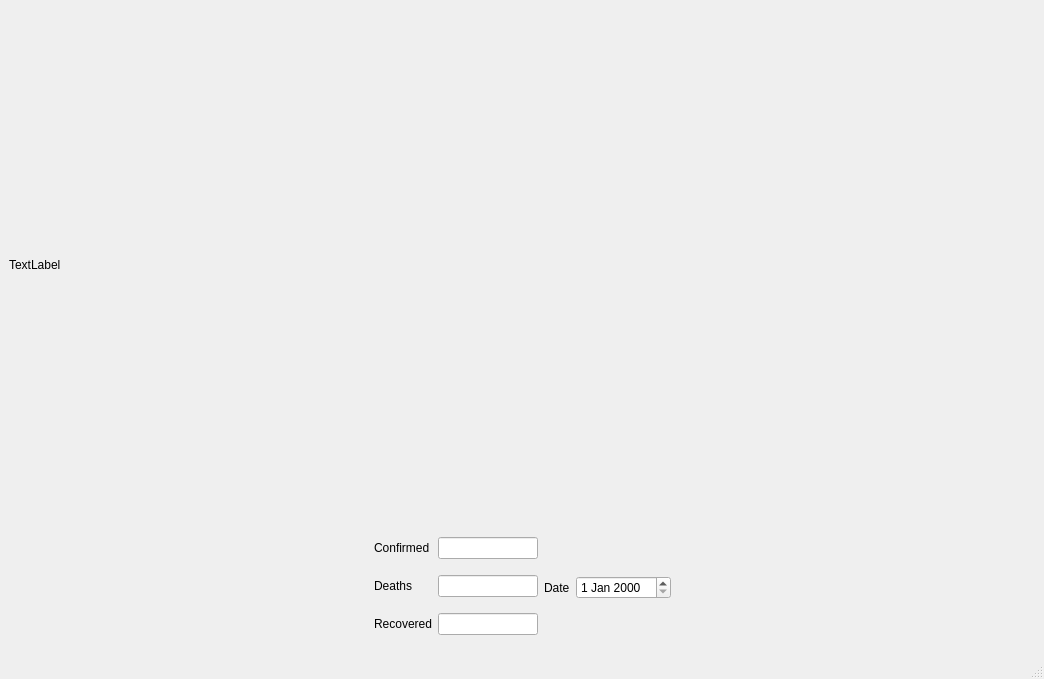
First picture: the form in MainWindow.ui, repository jasonjin34/Covid-worldmap-app, before the edit.
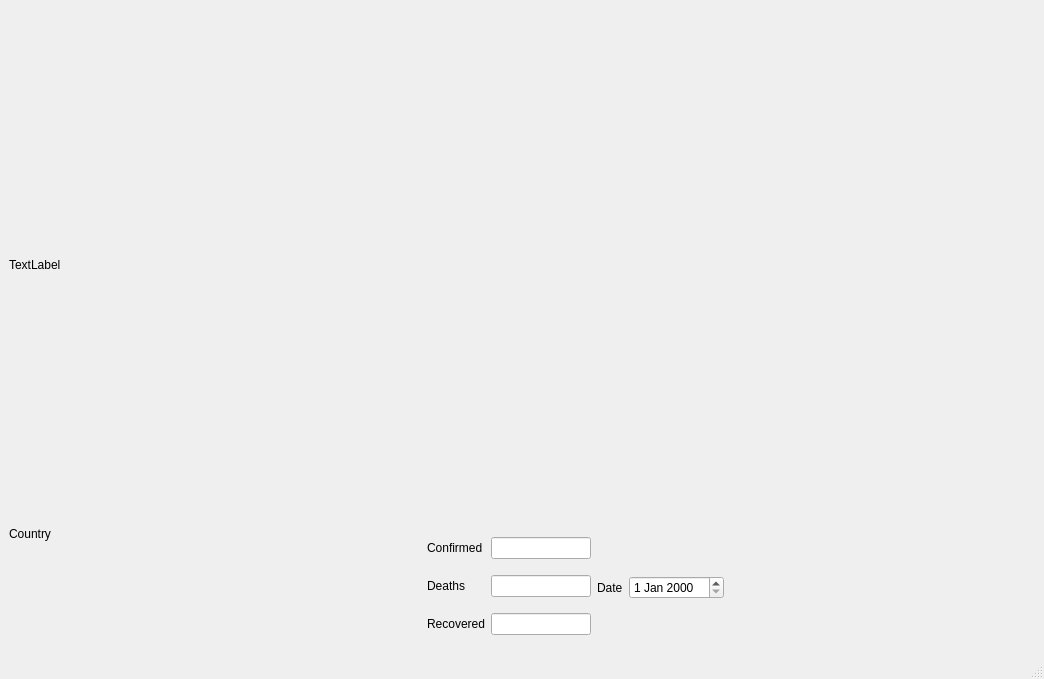
Second picture: the form after the edit.

```diff
--- a/MainWindow.ui
+++ b/MainWindow.ui
@@ -49,7 +49,29 @@
        </widget>
       </item>
       <item>
-       <layout class="QHBoxLayout" name="horizontalLayout_5" stretch="4,1,1,4">
+       <layout class="QHBoxLayout" name="horizontalLayout_5" stretch="0,4,1,1,4">
+        <item>
+         <widget class="QLabel" name="mouseCountry">
+          <property name="minimumSize">
+           <size>
+            <width>100</width>
+            <height>0</height>
+           </size>
+          </property>
+          <property name="maximumSize">
+           <size>
+            <width>100</width>
+            <height>16777215</height>
+           </size>
+          </property>
+          <property name="text">
+           <string>Country</string>
+          </property>
+          <property name="alignment">
+           <set>Qt::AlignLeading|Qt::AlignLeft|Qt::AlignTop</set>
+          </property>
+         </widget>
+        </item>
         <item>
          <spacer name="horizontalSpacer">
           <property name="orientation">
```
